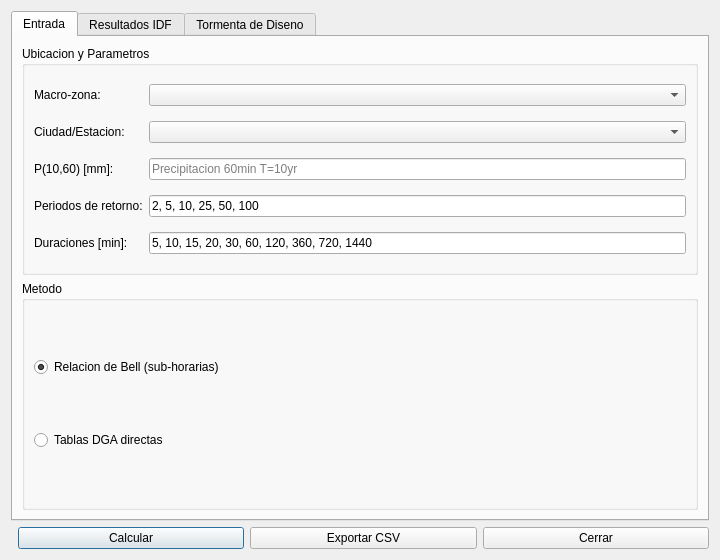
Old version of the form core/ui/toolbars/mdu/mdu_idf_curves.ui in the repository JoaquinAlvarado-py/giswater_qgis_plugin_CL.
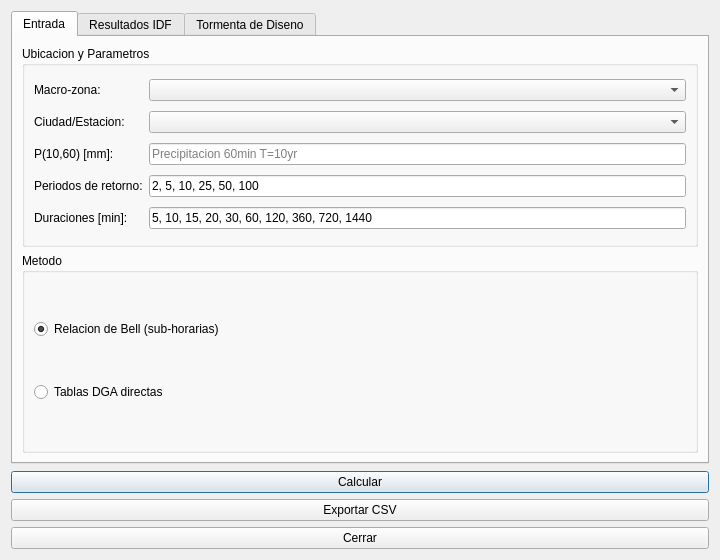
New version of the form.

Commit message:
fix: usar QGridLayout lyt_buttons en dialogos MDU
Corrige error 'no attribute lyt_buttons' al abrir dialogos.
Giswater requiere QGridLayout con nombre lyt_buttons para
agregar el boton de ayuda en los dialogos.

Patch:
```diff
--- a/core/ui/toolbars/mdu/mdu_idf_curves.ui
+++ b/core/ui/toolbars/mdu/mdu_idf_curves.ui
@@ -66,7 +66,7 @@
     </widget>
    </item>
    <item>
-    <layout class="QHBoxLayout" name="btn_layout">
+    <layout class="QGridLayout" name="lyt_buttons">
      <item><spacer name="spacer"><property name="orientation"><enum>Qt::Horizontal</enum></property></spacer></item>
      <item><widget class="QPushButton" name="btn_calculate"><property name="text"><string>Calcular</string></property></widget></item>
      <item><widget class="QPushButton" name="btn_export"><property name="text"><string>Exportar CSV</string></property></widget></item>
```
The commit also changes 6 other files.
